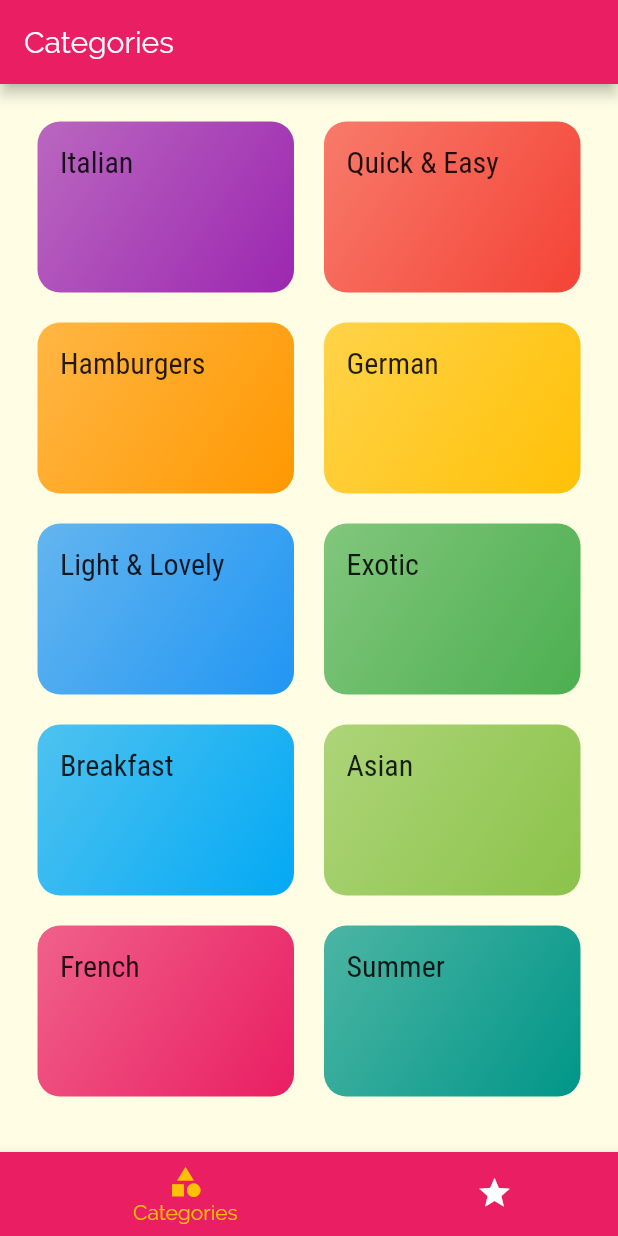
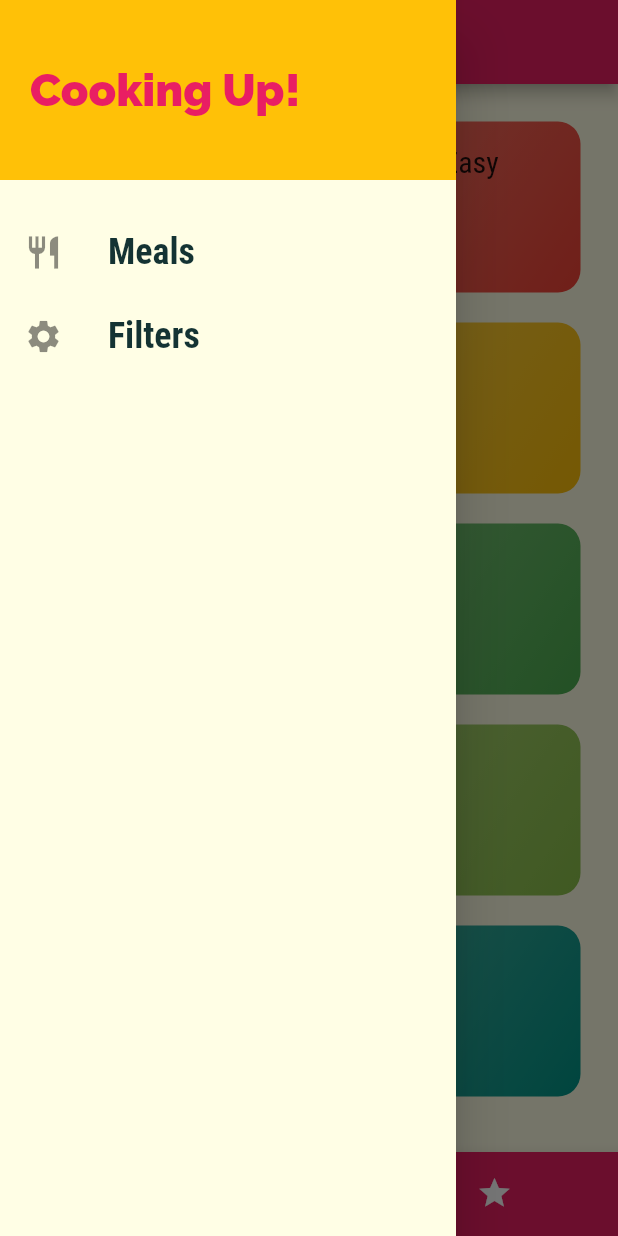
Before and after one commit to kittichanr/flutter_meal_app, a Flutter app: the screen it shows after launch, with the side drawer open (before the commit the screen has no drawer), on a phone screen of 412 x 824 dp. Run offline on Flutter 3.47's test engine with Material 2 defaults, Android fonts, the phone set to English and light mode, and no system bars.

Commit message:
add drawer

```diff
--- a/lib/main.dart
+++ b/lib/main.dart
@@ -1,4 +1,5 @@
 import 'package:flutter/material.dart';
+import 'screens/filters_screen.dart';
 import 'screens/tabs_screen.dart';
 import 'screens/meal_detail_screen.dart';
 import 'screens/category_meals_screen.dart';
@@ -27,7 +28,8 @@ class MyApp extends StatelessWidget {
       routes: {
         '/': (context) => TabsScreen(),
         CategoryMealsScreen.routeName: (context) => CategoryMealsScreen(),
-        MealDetail.routeName: (context) => MealDetail()
+        MealDetail.routeName: (context) => MealDetail(),
+        FiltersScreen.routeName: (context) => FiltersScreen(),
       },
       // onGenerateRoute: (settings) {
       //   return MaterialPageRoute(builder: (context) => CategoriesScreen());
--- /dev/null
+++ b/lib/screens/filters_screen.dart
@@ -0,0 +1,16 @@
+import 'package:flutter/material.dart';
+
+class FiltersScreen extends StatelessWidget {
+  static const routeName = '/filters';
+  @override
+  Widget build(BuildContext context) {
+    return Scaffold(
+      appBar: AppBar(
+        title: Text('Filter'),
+      ),
+      body: Center(
+        child: Text('FilterScreen'),
+      ),
+    );
+  }
+}
--- a/lib/screens/tabs_screen.dart
+++ b/lib/screens/tabs_screen.dart
@@ -1,4 +1,5 @@
 import 'package:flutter/material.dart';
+import '../widgets/main_drawer.dart';
 import '../screens/favorites_screen.dart';
 import '../screens/categories_screen.dart';
 
@@ -23,6 +24,7 @@ class _TabsScreenState extends State<TabsScreen> {
   @override
   Widget build(BuildContext context) {
     return Scaffold(
+      drawer: MainDrawer(),
       appBar: AppBar(
         title: Text(_pages[selectedPageIndex]['title']),
       ),
--- /dev/null
+++ b/lib/widgets/main_drawer.dart
@@ -0,0 +1,52 @@
+import 'package:flutter/material.dart';
+import '../screens/filters_screen.dart';
+
+class MainDrawer extends StatelessWidget {
+  Widget buildListTile(String title, IconData icon, Function tapHandler) {
+    return ListTile(
+      leading: Icon(
+        icon,
+        size: 26,
+      ),
+      title: Text(
+        title,
+        style: TextStyle(
+            fontFamily: 'RobotoCondensed',
+            fontSize: 24,
+            fontWeight: FontWeight.bold),
+      ),
+      onTap: () {
+        tapHandler();
+      },
+    );
+  }
+
+  @override
+  Widget build(BuildContext context) {
+    return Drawer(
+      child: Column(
+        children: [
+          Container(
+            height: 120,
+            width: double.infinity,
+            padding: EdgeInsets.all(20),
+            alignment: Alignment.centerLeft,
+            color: Theme.of(context).accentColor,
+            child: Text(
+              'Cooking Up!',
+              style: TextStyle(
+                  fontWeight: FontWeight.w900,
+                  fontSize: 30,
+                  color: Theme.of(context).primaryColor),
+            ),
+          ),
+          SizedBox(height: 20),
+          buildListTile('Meals', Icons.restaurant,
+              () => Navigator.of(context).pushNamed('/')),
+          buildListTile('Filters', Icons.settings,
+              () => Navigator.of(context).pushNamed(FiltersScreen.routeName),)
+        ],
+      ),
+    );
+  }
+}
```
